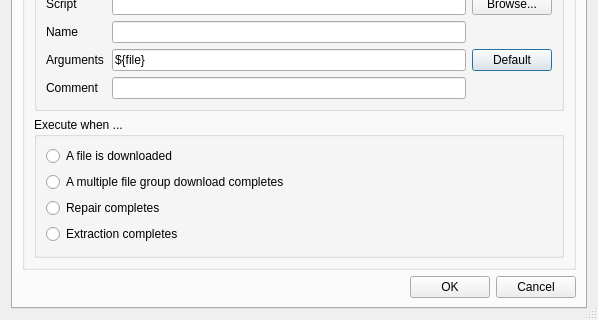
Before: the Qt Designer form app/gui/dlgcommand.ui in ensisoft/newsflash-plus, drawn with Qt 5; both pictures show x 0 to 598 and y 139 to 459 of the 598 by 459 pixel window.
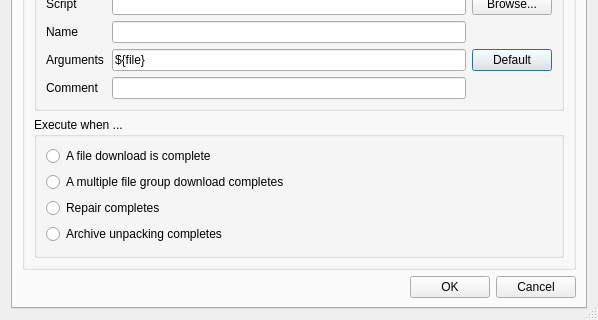
After: the same form once the commit is applied. Icons and pictures are not drawn.

Patch:
```diff
--- a/app/gui/dlgcommand.ui
+++ b/app/gui/dlgcommand.ui
@@ -158,7 +158,7 @@
              <item>
               <widget class="QRadioButton" name="radioButton">
                <property name="text">
-                <string>A file is downloaded</string>
+                <string>A file download is complete</string>
                </property>
                <property name="autoExclusive">
                 <bool>true</bool>
@@ -188,7 +188,7 @@
              <item>
               <widget class="QRadioButton" name="radioButton_4">
                <property name="text">
-                <string>Extraction completes</string>
+                <string>Archive unpacking completes</string>
                </property>
                <property name="autoExclusive">
                 <bool>true</bool>
```
